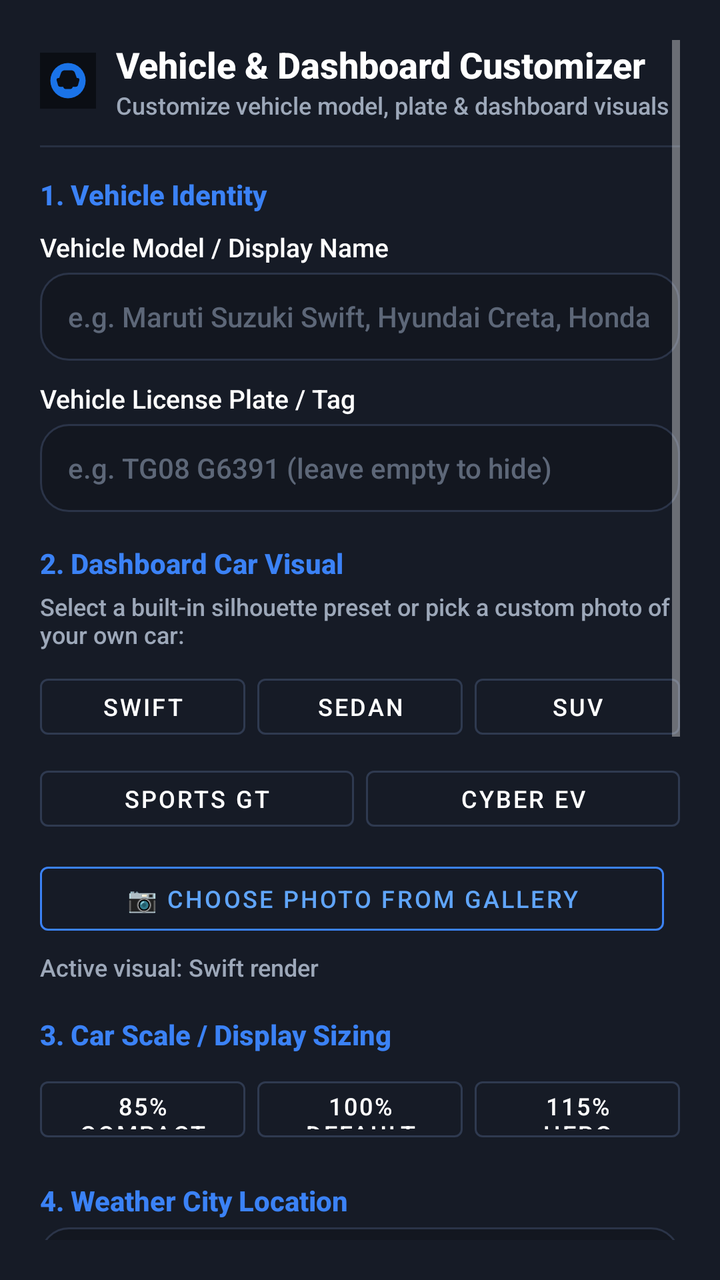
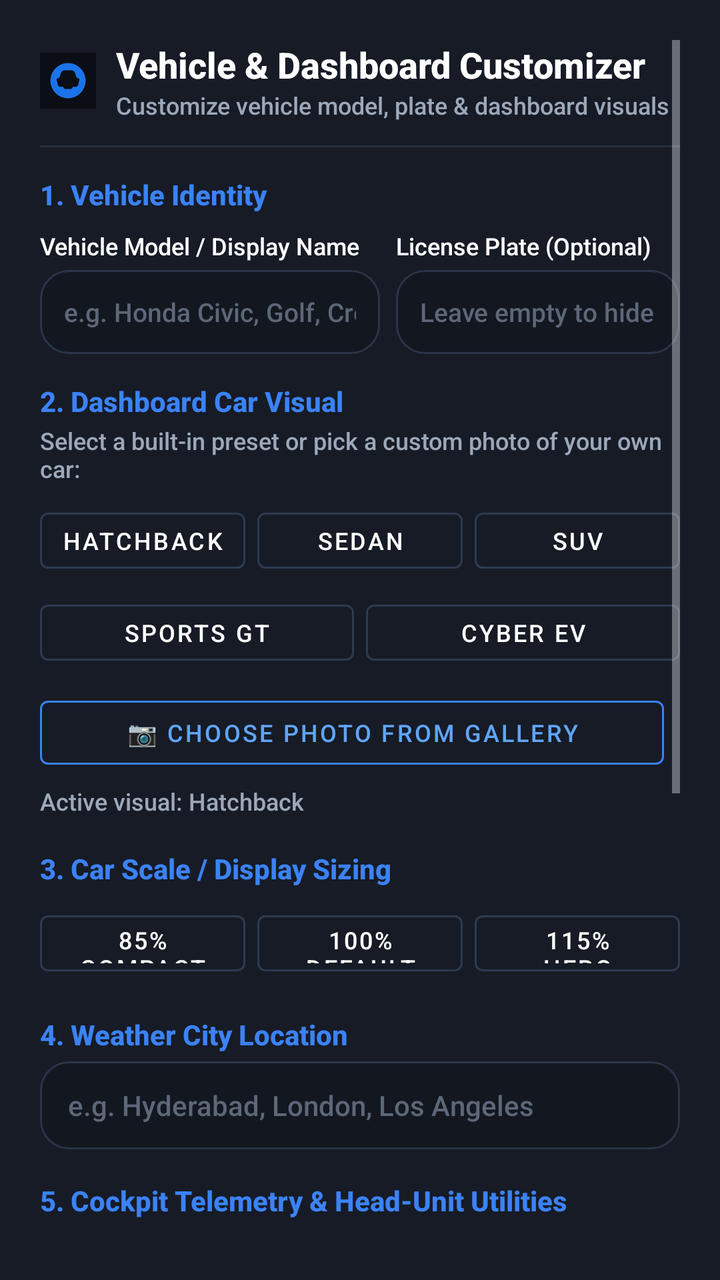

The first picture is an Android layout as it rendered before a commit; the second is the same layout after the commit. The layout source and the unified diff follow.
<!-- AndroidManifest.xml: application theme Theme.SwiftCarLauncher -->
<!-- res/layout/dialog_launcher_settings.xml -->
<?xml version="1.0" encoding="utf-8"?>
<ScrollView xmlns:android="http://schemas.android.com/apk/res/android"
    xmlns:app="http://schemas.android.com/apk/res-auto"
    android:layout_width="match_parent"
    android:layout_height="wrap_content"
    android:background="#161B26"
    android:padding="20dp">

    <LinearLayout
        android:layout_width="match_parent"
        android:layout_height="wrap_content"
        android:orientation="vertical">

        
        <LinearLayout
            android:layout_width="match_parent"
            android:layout_height="wrap_content"
            android:gravity="center_vertical"
            android:orientation="horizontal">

            <ImageView
                android:layout_width="28dp"
                android:layout_height="28dp"
                android:layout_marginEnd="10dp"
                android:src="@drawable/ic_launcher_car" />

            <LinearLayout
                android:layout_width="0dp"
                android:layout_height="wrap_content"
                android:layout_weight="1"
                android:orientation="vertical">

                <TextView
                    android:layout_width="wrap_content"
                    android:layout_height="wrap_content"
                    android:fontFamily="sans-serif-medium"
                    android:text="Vehicle &amp; Dashboard Customizer"
                    android:textColor="@color/text_primary"
                    android:textSize="18sp"
                    android:textStyle="bold" />

                <TextView
                    android:layout_width="wrap_content"
                    android:layout_height="wrap_content"
                    android:text="Customize vehicle model, plate &amp; dashboard visuals"
                    android:textColor="@color/text_secondary"
                    android:textSize="12sp" />
            </LinearLayout>
        </LinearLayout>

        <View
            android:layout_width="match_parent"
            android:layout_height="1dp"
            android:layout_marginTop="12dp"
            android:layout_marginBottom="14dp"
            android:background="#273042" />

        
        <TextView
            android:layout_width="wrap_content"
            android:layout_height="wrap_content"
            android:fontFamily="sans-serif-medium"
            android:text="1. Vehicle Identity"
            android:textColor="#3B82F6"
            android:textSize="14sp"
            android:textStyle="bold" />

        
        <TextView
            android:layout_width="wrap_content"
            android:layout_height="wrap_content"
            android:layout_marginTop="8dp"
            android:fontFamily="sans-serif-medium"
            android:text="Vehicle Model / Display Name"
            android:textColor="@color/text_primary"
            android:textSize="13sp" />

        <EditText
            android:id="@+id/editVehicleName"
            android:layout_width="match_parent"
            android:layout_height="44dp"
            android:layout_marginTop="4dp"
            android:background="@drawable/bg_toggle_pill"
            android:hint="e.g. Maruti Suzuki Swift, Hyundai Creta, Honda Civic"
            android:inputType="textCapWords"
            android:paddingStart="14dp"
            android:paddingEnd="14dp"
            android:textColor="@color/text_primary"
            android:textColorHint="@color/text_tertiary"
            android:textSize="14sp" />

        
        <TextView
            android:layout_width="wrap_content"
            android:layout_height="wrap_content"
            android:layout_marginTop="10dp"
            android:fontFamily="sans-serif-medium"
            android:text="Vehicle License Plate / Tag"
            android:textColor="@color/text_primary"
            android:textSize="13sp" />

        <EditText
            android:id="@+id/editLicensePlate"
            android:layout_width="match_parent"
            android:layout_height="44dp"
            android:layout_marginTop="4dp"
            android:background="@drawable/bg_toggle_pill"
            android:hint="e.g. TG08 G6391 (leave empty to hide)"
            android:inputType="textCapCharacters"
            android:paddingStart="14dp"
            android:paddingEnd="14dp"
            android:textColor="@color/text_primary"
            android:textColorHint="@color/text_tertiary"
            android:textSize="14sp" />

        
        <TextView
            android:layout_width="wrap_content"
            android:layout_height="wrap_content"
            android:layout_marginTop="16dp"
            android:fontFamily="sans-serif-medium"
            android:text="2. Dashboard Car Visual"
            android:textColor="#3B82F6"
            android:textSize="14sp"
            android:textStyle="bold" />

        <TextView
            android:layout_width="wrap_content"
            android:layout_height="wrap_content"
            android:layout_marginTop="4dp"
            android:text="Select a built-in silhouette preset or pick a custom photo of your own car:"
            android:textColor="@color/text_secondary"
            android:textSize="12sp" />

        
        <LinearLayout
            android:layout_width="match_parent"
            android:layout_height="40dp"
            android:layout_marginTop="8dp"
            android:orientation="horizontal">

            <Button
                android:id="@+id/btnPresetSwift"
                style="@style/Widget.MaterialComponents.Button.OutlinedButton"
                android:layout_width="0dp"
                android:layout_height="match_parent"
                android:layout_marginEnd="6dp"
                android:layout_weight="1"
                android:padding="0dp"
                android:text="Swift"
                android:textColor="@color/text_primary"
                android:textSize="12sp"
                app:strokeColor="#2F3A50" />

            <Button
                android:id="@+id/btnPresetSedan"
                style="@style/Widget.MaterialComponents.Button.OutlinedButton"
                android:layout_width="0dp"
                android:layout_height="match_parent"
                android:layout_marginEnd="6dp"
                android:layout_weight="1"
                android:padding="0dp"
                android:text="Sedan"
                android:textColor="@color/text_primary"
                android:textSize="12sp"
                app:strokeColor="#2F3A50" />

            <Button
                android:id="@+id/btnPresetSuv"
                style="@style/Widget.MaterialComponents.Button.OutlinedButton"
                android:layout_width="0dp"
                android:layout_height="match_parent"
                android:layout_weight="1"
                android:padding="0dp"
                android:text="SUV"
                android:textColor="@color/text_primary"
                android:textSize="12sp"
                app:strokeColor="#2F3A50" />
        </LinearLayout>

        
        <LinearLayout
            android:layout_width="match_parent"
            android:layout_height="40dp"
            android:layout_marginTop="6dp"
            android:orientation="horizontal">

            <Button
                android:id="@+id/btnPresetSports"
                style="@style/Widget.MaterialComponents.Button.OutlinedButton"
                android:layout_width="0dp"
                android:layout_height="match_parent"
                android:layout_marginEnd="6dp"
                android:layout_weight="1"
                android:padding="0dp"
                android:text="Sports GT"
                android:textColor="@color/text_primary"
                android:textSize="12sp"
                app:strokeColor="#2F3A50" />

            <Button
                android:id="@+id/btnPresetEv"
                style="@style/Widget.MaterialComponents.Button.OutlinedButton"
                android:layout_width="0dp"
                android:layout_height="match_parent"
                android:layout_weight="1"
                android:padding="0dp"
                android:text="Cyber EV"
                android:textColor="@color/text_primary"
                android:textSize="12sp"
                app:strokeColor="#2F3A50" />
        </LinearLayout>

        
        <LinearLayout
            android:layout_width="match_parent"
            android:layout_height="wrap_content"
            android:layout_marginTop="8dp"
            android:gravity="center_vertical"
            android:orientation="horizontal">

            <Button
                android:id="@+id/btnPickCustomImage"
                style="@style/Widget.MaterialComponents.Button.OutlinedButton"
                android:layout_width="0dp"
                android:layout_height="44dp"
                android:layout_marginEnd="8dp"
                android:layout_weight="1"
                android:text="📷 Choose Photo from Gallery"
                android:textColor="#60A5FA"
                android:textSize="12sp"
                app:strokeColor="#3B82F6" />

            <Button
                android:id="@+id/btnClearCustomImage"
                style="@style/Widget.MaterialComponents.Button.OutlinedButton"
                android:layout_width="wrap_content"
                android:layout_height="44dp"
                android:text="Clear Photo"
                android:textColor="#F87171"
                android:textSize="12sp"
                android:visibility="gone"
                app:strokeColor="#EF4444" />
        </LinearLayout>

        <TextView
            android:id="@+id/textCarVisualStatus"
            android:layout_width="wrap_content"
            android:layout_height="wrap_content"
            android:layout_marginTop="4dp"
            android:text="Active visual: Swift render"
            android:textColor="@color/text_secondary"
            android:textSize="12sp" />

        
        <TextView
            android:layout_width="wrap_content"
            android:layout_height="wrap_content"
            android:layout_marginTop="16dp"
            android:fontFamily="sans-serif-medium"
            android:text="3. Car Scale / Display Sizing"
            android:textColor="#3B82F6"
            android:textSize="14sp"
            android:textStyle="bold" />

        <LinearLayout
            android:layout_width="match_parent"
            android:layout_height="40dp"
            android:layout_marginTop="8dp"
            android:orientation="horizontal">

            <Button
                android:id="@+id/btnSizeSmall"
                style="@style/Widget.MaterialComponents.Button.OutlinedButton"
                android:layout_width="0dp"
                android:layout_height="match_parent"
                android:layout_marginEnd="6dp"
                android:layout_weight="1"
                android:text="85% Compact"
                android:textColor="@color/text_primary"
                android:textSize="12sp"
                app:strokeColor="#2F3A50" />

            <Button
                android:id="@+id/btnSizeNormal"
                style="@style/Widget.MaterialComponents.Button.OutlinedButton"
                android:layout_width="0dp"
                android:layout_height="match_parent"
                android:layout_marginEnd="6dp"
                android:layout_weight="1"
                android:text="100% Default"
                android:textColor="@color/text_primary"
                android:textSize="12sp"
                app:strokeColor="#2F3A50" />

            <Button
                android:id="@+id/btnSizeLarge"
                style="@style/Widget.MaterialComponents.Button.OutlinedButton"
                android:layout_width="0dp"
                android:layout_height="match_parent"
                android:layout_weight="1"
                android:text="115% Hero"
                android:textColor="@color/text_primary"
                android:textSize="12sp"
                app:strokeColor="#2F3A50" />
        </LinearLayout>

        
        <TextView
            android:layout_width="wrap_content"
            android:layout_height="wrap_content"
            android:layout_marginTop="16dp"
            android:fontFamily="sans-serif-medium"
            android:text="4. Weather City Location"
            android:textColor="#3B82F6"
            android:textSize="14sp"
            android:textStyle="bold" />

        <EditText
            android:id="@+id/editCity"
            android:layout_width="match_parent"
            android:layout_height="44dp"
            android:layout_marginTop="4dp"
            android:background="@drawable/bg_toggle_pill"
            android:hint="e.g. Hyderabad, London, Los Angeles"
            android:inputType="textCapWords"
            android:paddingStart="14dp"
            android:paddingEnd="14dp"
            android:textColor="@color/text_primary"
            android:textColorHint="@color/text_tertiary"
            android:textSize="14sp" />

        
        <TextView
            android:layout_width="wrap_content"
            android:layout_height="wrap_content"
            android:layout_marginTop="16dp"
            android:fontFamily="sans-serif-medium"
            android:text="5. Cockpit Telemetry &amp; Head-Unit Utilities"
            android:textColor="#3B82F6"
            android:textSize="14sp"
            android:textStyle="bold" />

        
        <TextView
            android:layout_width="wrap_content"
            android:layout_height="wrap_content"
            android:layout_marginTop="8dp"
            android:text="Dashboard Accent Color"
            android:textColor="@color/text_primary"
            android:textSize="13sp" />

        <LinearLayout
            android:layout_width="match_parent"
            android:layout_height="38dp"
            android:layout_marginTop="6dp"
            android:orientation="horizontal">

            <Button
                android:id="@+id/btnAccentBlue"
                style="@style/Widget.MaterialComponents.Button.OutlinedButton"
                android:layout_width="0dp"
                android:layout_height="match_parent"
                android:layout_marginEnd="4dp"
                android:layout_weight="1"
                android:padding="0dp"
                android:text="Blue"
                android:textColor="#4D7DF0"
                android:textSize="11sp"
                app:strokeColor="#4D7DF0" />

            <Button
                android:id="@+id/btnAccentCyan"
                style="@style/Widget.MaterialComponents.Button.OutlinedButton"
                android:layout_width="0dp"
                android:layout_height="match_parent"
                android:layout_marginEnd="4dp"
                android:layout_weight="1"
                android:padding="0dp"
                android:text="Cyan"
                android:textColor="#00E5FF"
                android:textSize="11sp"
                app:strokeColor="#00E5FF" />

            <Button
                android:id="@+id/btnAccentEmerald"
                style="@style/Widget.MaterialComponents.Button.OutlinedButton"
                android:layout_width="0dp"
                android:layout_height="match_parent"
                android:layout_marginEnd="4dp"
                android:layout_weight="1"
                android:padding="0dp"
                android:text="Green"
                android:textColor="#10B981"
                android:textSize="11sp"
                app:strokeColor="#10B981" />

            <Button
                android:id="@+id/btnAccentRed"
                style="@style/Widget.MaterialComponents.Button.OutlinedButton"
                android:layout_width="0dp"
                android:layout_height="match_parent"
                android:layout_marginEnd="4dp"
                android:layout_weight="1"
                android:padding="0dp"
                android:text="Red"
                android:textColor="#EF4444"
                android:textSize="11sp"
                app:strokeColor="#EF4444" />

            <Button
                android:id="@+id/btnAccentAmber"
                style="@style/Widget.MaterialComponents.Button.OutlinedButton"
                android:layout_width="0dp"
                android:layout_height="match_parent"
                android:layout_weight="1"
                android:padding="0dp"
                android:text="Amber"
                android:textColor="#F59E0B"
                android:textSize="11sp"
                app:strokeColor="#F59E0B" />
        </LinearLayout>

        <CheckBox
            android:id="@+id/checkShowSpeedometer"
            android:layout_width="wrap_content"
            android:layout_height="wrap_content"
            android:layout_marginTop="8dp"
            android:buttonTint="@color/card_android_auto"
            android:text="Show live GPS Speedometer pill"
            android:textColor="@color/text_primary"
            android:textSize="13sp" />

        <CheckBox
            android:id="@+id/checkSpeedMph"
            android:layout_width="wrap_content"
            android:layout_height="wrap_content"
            android:buttonTint="@color/card_android_auto"
            android:text="Use MPH instead of KM/H"
            android:textColor="@color/text_secondary"
            android:textSize="13sp" />

        <CheckBox
            android:id="@+id/checkAutoDimming"
            android:layout_width="wrap_content"
            android:layout_height="wrap_content"
            android:buttonTint="@color/card_android_auto"
            android:text="Auto-dim screen at sunset / brighten at sunrise"
            android:textColor="@color/text_secondary"
            android:textSize="13sp" />

        
        <Button
            android:id="@+id/btnEnableMediaAccess"
            style="@style/Widget.MaterialComponents.Button.OutlinedButton"
            android:layout_width="match_parent"
            android:layout_height="42dp"
            android:layout_marginTop="8dp"
            android:text="🎵 Enable Headless Media Bar (Notification Access)"
            android:textColor="#60A5FA"
            android:textSize="12sp"
            app:strokeColor="#3B82F6" />

        
        <TextView
            android:id="@+id/textBootLaunchApp"
            android:layout_width="wrap_content"
            android:layout_height="wrap_content"
            android:layout_marginTop="10dp"
            android:text="Auto-Launch on Cold Boot: None"
            android:textColor="@color/text_primary"
            android:textSize="12sp" />

        <LinearLayout
            android:layout_width="match_parent"
            android:layout_height="40dp"
            android:layout_marginTop="4dp"
            android:orientation="horizontal">

            <Button
                android:id="@+id/btnPickBootApp"
                style="@style/Widget.MaterialComponents.Button.OutlinedButton"
                android:layout_width="0dp"
                android:layout_height="match_parent"
                android:layout_marginEnd="8dp"
                android:layout_weight="1"
                android:text="Pick Boot App"
                android:textColor="@color/text_primary"
                android:textSize="12sp"
                app:strokeColor="#2F3A50" />

            <Button
                android:id="@+id/btnClearBootApp"
                style="@style/Widget.MaterialComponents.Button.OutlinedButton"
                android:layout_width="wrap_content"
                android:layout_height="match_parent"
                android:text="Clear"
                android:textColor="#F87171"
                android:textSize="12sp"
                app:strokeColor="#EF4444" />
        </LinearLayout>

        
        <LinearLayout
            android:layout_width="match_parent"
            android:layout_height="48dp"
            android:layout_marginTop="20dp"
            android:orientation="horizontal">

            <Button
                android:id="@+id/btnCancelSettings"
                style="@style/Widget.MaterialComponents.Button.TextButton"
                android:layout_width="0dp"
                android:layout_height="match_parent"
                android:layout_marginEnd="8dp"
                android:layout_weight="1"
                android:text="Cancel"
                android:textColor="@color/text_secondary"
                android:textSize="14sp" />

            <Button
                android:id="@+id/btnSaveSettings"
                android:layout_width="0dp"
                android:layout_height="match_parent"
                android:layout_weight="2"
                android:backgroundTint="@color/card_android_auto"
                android:fontFamily="sans-serif-medium"
                android:text="Save &amp; Apply"
                android:textColor="@color/text_primary"
                android:textSize="14sp" />
        </LinearLayout>

    </LinearLayout>
</ScrollView>
<!-- resources referenced by this layout -->
<resources>
  <color name="card_android_auto">#1A73E8</color>
  <color name="text_primary">#FFFFFF</color>
  <color name="text_secondary">#9DA8B9</color>
  <color name="text_tertiary">#5D6778</color>
  <!-- drawable bg_toggle_pill (drawable) -->
  <?xml version="1.0" encoding="utf-8"?>
  <ripple xmlns:android="http://schemas.android.com/apk/res/android"
      android:color="#26FFFFFF">
      <item>
          <shape android:shape="rectangle">
              <solid android:color="#131720" />
              <stroke
                  android:width="1dp"
                  android:color="#2B3448" />
              <corners android:radius="14dp" />
          </shape>
      </item>
  </ripple>
  <!-- drawable ic_launcher_car (drawable) -->
  <vector xmlns:android="http://schemas.android.com/apk/res/android"
      android:width="108dp"
      android:height="108dp"
      android:viewportWidth="108"
      android:viewportHeight="108">
      <path
          android:fillColor="#0B0E14"
          android:pathData="M0,0h108v108h-108z" />
      <path
          android:fillColor="#1A73E8"
          android:pathData="M54,20A34,34 0 1 0 88,54 34,34 0 0 0 54,20ZM73,63.5C72.5,65 70,66 67,66L63,66C63,68 61,70 59,70L49,70C47,70 45,68 45,66L41,66C38,66 35.5,65 35,63.5L32,53C31.5,51 33,49 35,49L37,49 41,38C42,35.5 45,34 48,34L60,34C63,34 66,35.5 67,38L71,49 73,49C75,49 76.5,51 76,53Z" />
  </vector>
  <style name="Theme.SwiftCarLauncher" parent="Theme.MaterialComponents.NoActionBar">
          <item name="android:windowBackground">@color/bg_dashboard</item>
          <item name="android:statusBarColor">@color/bg_dashboard</item>
          <item name="android:navigationBarColor">@color/bg_dashboard</item>
          <item name="android:windowDrawsSystemBarBackgrounds">true</item>
          <item name="android:windowNoTitle">true</item>
          <item name="android:windowFullscreen">true</item>
          <item name="android:fontFamily">sans-serif-medium</item>
      </style>
  <color name="bg_dashboard">#0B0E14</color>
</resources>

<!-- the commit's change to res/layout/dialog_launcher_settings.xml (unified diff, before → after) -->
@@ -66,58 +66,80 @@
             android:textStyle="bold" />
 
         
-        <TextView
-            android:layout_width="wrap_content"
-            android:layout_height="wrap_content"
-            android:layout_marginTop="8dp"
-            android:fontFamily="sans-serif-medium"
-            android:text="Vehicle Model / Display Name"
-            android:textColor="@color/text_primary"
-            android:textSize="13sp" />
-
-        <EditText
-            android:id="@+id/editVehicleName"
-            android:layout_width="match_parent"
-            android:layout_height="44dp"
-            android:layout_marginTop="4dp"
-            android:background="@drawable/bg_toggle_pill"
-            android:hint="e.g. Maruti Suzuki Swift, Hyundai Creta, Honda Civic"
-            android:inputType="textCapWords"
-            android:paddingStart="14dp"
-            android:paddingEnd="14dp"
-            android:textColor="@color/text_primary"
-            android:textColorHint="@color/text_tertiary"
-            android:textSize="14sp" />
-
-        
-        <TextView
-            android:layout_width="wrap_content"
-            android:layout_height="wrap_content"
-            android:layout_marginTop="10dp"
-            android:fontFamily="sans-serif-medium"
-            android:text="Vehicle License Plate / Tag"
-            android:textColor="@color/text_primary"
-            android:textSize="13sp" />
-
-        <EditText
-            android:id="@+id/editLicensePlate"
-            android:layout_width="match_parent"
-            android:layout_height="44dp"
-            android:layout_marginTop="4dp"
-            android:background="@drawable/bg_toggle_pill"
-            android:hint="e.g. TG08 G6391 (leave empty to hide)"
-            android:inputType="textCapCharacters"
-            android:paddingStart="14dp"
-            android:paddingEnd="14dp"
-            android:textColor="@color/text_primary"
-            android:textColorHint="@color/text_tertiary"
-            android:textSize="14sp" />
-
-        
-        <TextView
-            android:layout_width="wrap_content"
-            android:layout_height="wrap_content"
-            android:layout_marginTop="16dp"
+        <LinearLayout
+            android:layout_width="match_parent"
+            android:layout_height="wrap_content"
+            android:layout_marginTop="8dp"
+            android:baselineAligned="false"
+            android:orientation="horizontal">
+
+            <LinearLayout
+                android:layout_width="0dp"
+                android:layout_height="wrap_content"
+                android:layout_marginEnd="8dp"
+                android:layout_weight="1.2"
+                android:orientation="vertical">
+
+                <TextView
+                    android:layout_width="wrap_content"
+                    android:layout_height="wrap_content"
+                    android:fontFamily="sans-serif-medium"
+                    android:text="Vehicle Model / Display Name"
+                    android:textColor="@color/text_primary"
+                    android:textSize="12sp" />
+
+                <EditText
+                    android:id="@+id/editVehicleName"
+                    android:layout_width="match_parent"
+                    android:layout_height="42dp"
+                    android:layout_marginTop="4dp"
+                    android:background="@drawable/bg_toggle_pill"
+                    android:hint="e.g. Honda Civic, Golf, Creta"
+                    android:inputType="textCapWords"
+                    android:maxLines="1"
+                    android:paddingStart="12dp"
+                    android:paddingEnd="12dp"
+                    android:textColor="@color/text_primary"
+                    android:textColorHint="@color/text_tertiary"
+                    android:textSize="13sp" />
+            </LinearLayout>
+
+            <LinearLayout
+                android:layout_width="0dp"
+                android:layout_height="wrap_content"
+                android:layout_weight="1"
+                android:orientation="vertical">
+
+                <TextView
+                    android:layout_width="wrap_content"
+                    android:layout_height="wrap_content"
+                    android:fontFamily="sans-serif-medium"
+                    android:text="License Plate (Optional)"
+                    android:textColor="@color/text_primary"
+                    android:textSize="12sp" />
+
+                <EditText
+                    android:id="@+id/editLicensePlate"
+                    android:layout_width="match_parent"
+                    android:layout_height="42dp"
+                    android:layout_marginTop="4dp"
+                    android:background="@drawable/bg_toggle_pill"
+                    android:hint="Leave empty to hide"
+                    android:inputType="textCapCharacters"
+                    android:maxLines="1"
+                    android:paddingStart="12dp"
+                    android:paddingEnd="12dp"
+                    android:textColor="@color/text_primary"
+                    android:textColorHint="@color/text_tertiary"
+                    android:textSize="13sp" />
+            </LinearLayout>
+        </LinearLayout>
+
+        
+        <TextView
+            android:layout_width="wrap_content"
+            android:layout_height="wrap_content"
+            android:layout_marginTop="14dp"
             android:fontFamily="sans-serif-medium"
             android:text="2. Dashboard Car Visual"
             android:textColor="#3B82F6"
@@ -127,8 +149,8 @@
         <TextView
             android:layout_width="wrap_content"
             android:layout_height="wrap_content"
-            android:layout_marginTop="4dp"
-            android:text="Select a built-in silhouette preset or pick a custom photo of your own car:"
+            android:layout_marginTop="2dp"
+            android:text="Select a built-in preset or pick a custom photo of your own car:"
             android:textColor="@color/text_secondary"
             android:textSize="12sp" />
 
@@ -140,14 +162,14 @@
             android:orientation="horizontal">
 
             <Button
-                android:id="@+id/btnPresetSwift"
+                android:id="@+id/btnPresetHatchback"
                 style="@style/Widget.MaterialComponents.Button.OutlinedButton"
                 android:layout_width="0dp"
                 android:layout_height="match_parent"
                 android:layout_marginEnd="6dp"
                 android:layout_weight="1"
                 android:padding="0dp"
-                android:text="Swift"
+                android:text="Hatchback"
                 android:textColor="@color/text_primary"
                 android:textSize="12sp"
                 app:strokeColor="#2F3A50" />
@@ -248,7 +270,7 @@
             android:layout_width="wrap_content"
             android:layout_height="wrap_content"
             android:layout_marginTop="4dp"
-            android:text="Active visual: Swift render"
+            android:text="Active visual: Hatchback"
             android:textColor="@color/text_secondary"
             android:textSize="12sp" />
 
